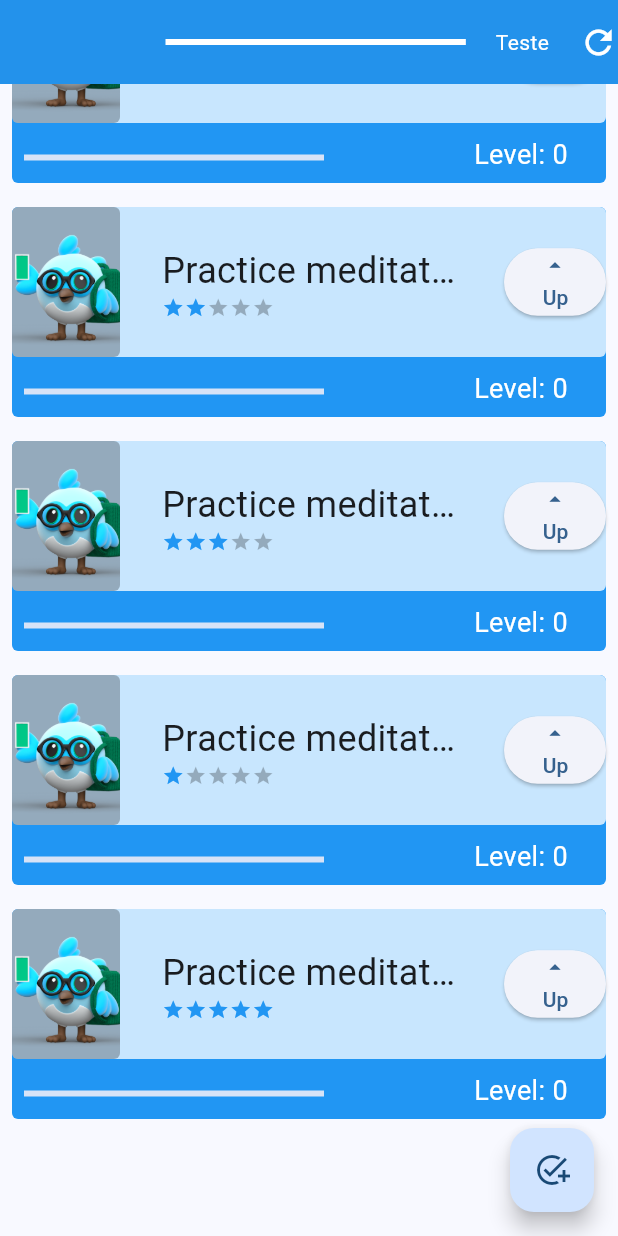
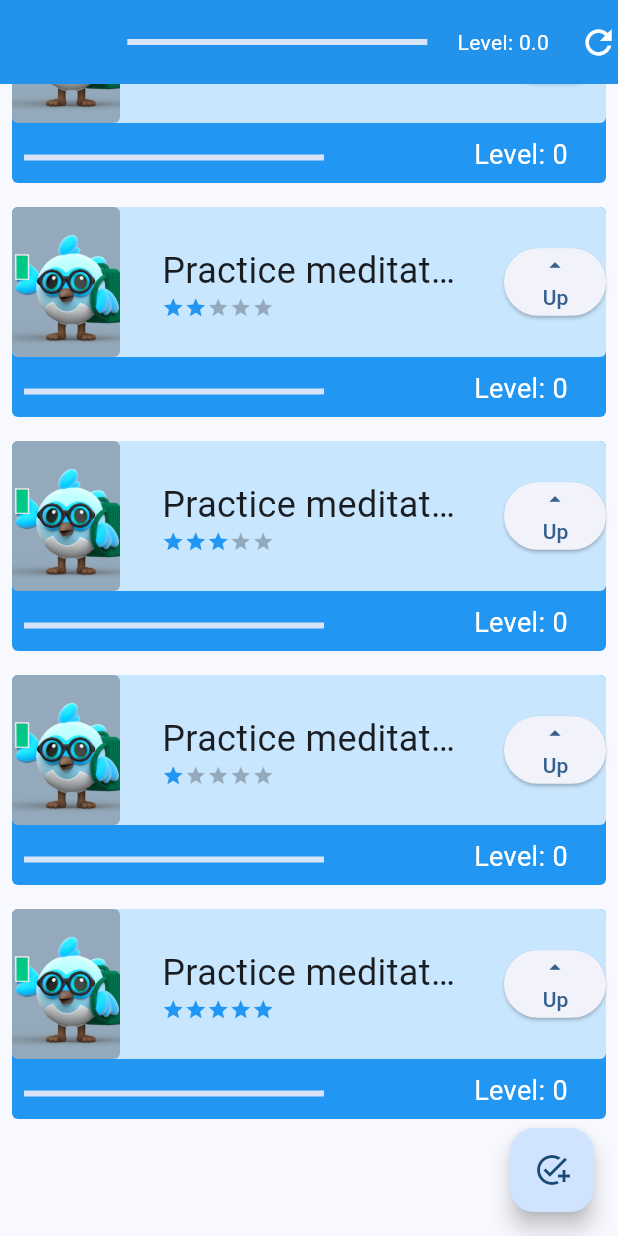
Before and after one commit to Bia1106/app_tasks_alura, a Flutter app: the screen it shows after launch, scrolled down 558 dp, after a tap on the "refresh" icon, on a phone screen of 412 x 824 dp. Run offline on Flutter 3.47's test engine with Material 3 defaults, Android fonts, the phone set to English and light mode, and no system bars.

Commit message:
alura challange done; 🥅resolved "unsuported operation: add" error;

```diff
--- a/lib/data/task_inhetited.dart
+++ b/lib/data/task_inhetited.dart
@@ -5,7 +5,7 @@ class TaskInherited extends InheritedWidget {
   TaskInherited({super.key, required this.child}) : super(child: child);
 
   final Widget child;
-  final List<Task> taskList = [
+  final taskList = <Task>[
     Task('Learn Flutter', 'assets/images/dash.png', difficulty: 2),
     Task('Learn how to ride a bike', 'assets/images/meditation.jpeg',
         difficulty: 1),
--- a/lib/screens/tasks.dart
+++ b/lib/screens/tasks.dart
@@ -12,6 +12,18 @@ class Tasks extends StatefulWidget {
 
 class _TasksState extends State<Tasks> {
   bool opacity = true;
+  double levelSum = 0;
+  double progress = 0;
+
+  funcLevelSum() {
+    setState(() {
+      for (var task in TaskInherited.of(context)!.taskList) {
+        levelSum += (task.level * task.difficulty) / 10;
+      }
+      progress = levelSum / 100;
+    });
+  }
+
   @override
   Widget build(BuildContext context) {
     return Scaffold(
@@ -29,27 +41,27 @@ class _TasksState extends State<Tasks> {
             mainAxisAlignment: MainAxisAlignment.spaceBetween,
             crossAxisAlignment: CrossAxisAlignment.center,
             children: [
-              const Padding(
-                padding: EdgeInsets.only(right: 20.0),
+              Padding(
+                padding: const EdgeInsets.only(right: 20.0),
                 child: SizedBox(
                   width: 200,
                   child: LinearProgressIndicator(
                     color: Colors.white,
-                    value: 1,
+                    value: progress,
                   ),
                 ),
               ),
-              const Padding(
-                padding: EdgeInsets.only(right: 20.0),
+              Padding(
+                padding: const EdgeInsets.only(right: 20.0),
                 child: Text(
-                  'Teste',
-                  style: TextStyle(
+                  'Level: $levelSum',
+                  style: const TextStyle(
                     color: Colors.white,
                   ),
                 ),
               ),
               GestureDetector(
-                onTap: () => debugPrint('Clicked'),
+                onTap: () => funcLevelSum(),
                 child: const Icon(
                   Icons.refresh,
                   size: 26.0,
```
